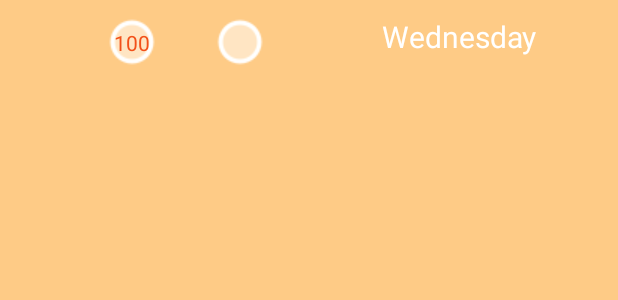
After one commit to MunozVictor/TiempoApp, an Android app: the layout daily_list_item.xml on its own in the app's theme, with its tools: preview values and no code run, on a phone screen of 412 x 824 dp. The commit adds this screen. Shown: the top 300 px of the screen. Run offline under Robolectric (Android 15) with nearby library versions, the phone set to English and light mode, and no system bars.

Commit message:
list implementado , con fallo en grados

```diff
--- a/app/src/main/AndroidManifest.xml
+++ b/app/src/main/AndroidManifest.xml
@@ -18,7 +18,7 @@
                 <category android:name="android.intent.category.LAUNCHER" />
             </intent-filter>
         </activity>
-        <activity android:name=".DailyForecastActivity"></activity>
+        <activity android:name=".UI.DailyForecastActivity"></activity>
     </application>
 
 </manifest>
--- a/app/src/main/res/layout/activity_main.xml
+++ b/app/src/main/res/layout/activity_main.xml
@@ -168,6 +168,7 @@
         android:id="@+id/btnDias"
         android:layout_alignParentBottom="true"
         android:background="#fecb86"
+        android:onClick="startDailyActivty"
         android:textColor="#ffffff" />
 
 </RelativeLayout>
--- /dev/null
+++ b/app/src/main/res/layout/daily_list_item.xml
@@ -0,0 +1,60 @@
+<?xml version="1.0" encoding="utf-8"?>
+<RelativeLayout xmlns:android="http://schemas.android.com/apk/res/android"
+    android:layout_width="match_parent" android:paddingLeft="64dp"
+    android:paddingRight="32dp"
+    android:paddingTop="4dp"
+    android:paddingBottom="4dp"
+    android:background="#fecb86"
+    android:layout_height="match_parent">
+
+    <ImageView
+        android:layout_width="wrap_content"
+        android:layout_height="wrap_content"
+        android:id="@+id/circleImageView"
+        android:src="@drawable/clear_day"
+        android:layout_alignParentTop="true"
+        android:layout_alignParentLeft="true"
+        android:layout_alignParentStart="true" />
+
+    <TextView
+        android:layout_width="wrap_content"
+        android:layout_height="wrap_content"
+        android:id="@+id/temperatureLabel"
+        android:gravity="center"
+        android:textColor="#f25019"
+        android:text="100"
+        android:layout_alignBottom="@+id/circleImageView"
+        android:layout_alignParentLeft="true"
+        android:layout_alignParentStart="true"
+        android:layout_marginLeft="12dp"
+        android:layout_marginStart="12dp"
+        android:layout_marginBottom="14dp" />
+
+    <ImageView
+        android:layout_width="wrap_content"
+        android:layout_height="wrap_content"
+        android:id="@+id/iconImageView"
+        android:src="@drawable/clear_day"
+        android:paddingLeft="10dp"
+        android:layout_alignParentTop="true"
+        android:layout_toRightOf="@+id/circleImageView"
+        android:layout_toEndOf="@+id/circleImageView"
+        android:layout_marginLeft="14dp"
+        android:layout_marginStart="14dp" />
+
+    <TextView
+        android:layout_width="wrap_content"
+        android:layout_height="wrap_content"
+        android:text="Wednesday"
+        android:id="@+id/dayNameLabel"
+        android:paddingLeft="10dp"
+        android:textSize="20sp"
+        android:textColor="#ffffffff"
+        android:layout_alignBottom="@+id/temperatureLabel"
+        android:layout_alignParentRight="true"
+        android:layout_alignParentEnd="true"
+        android:layout_marginRight="22dp"
+        android:layout_marginEnd="22dp" />
+
+
+</RelativeLayout>
--- a/build.gradle
+++ b/build.gradle
@@ -5,7 +5,7 @@ buildscript {
         jcenter()
     }
     dependencies {
-        classpath 'com.android.tools.build:gradle:2.1.2'
+        classpath 'com.android.tools.build:gradle:2.2.3'
 
         // NOTE: Do not place your application dependencies here; they belong
         // in the individual module build.gradle files
```
Also changed, not shown: app/src/main/java/com/example/vicapps/tiempoapp/Adapters/DayAdapter.java (added, +79 -0 lines), app/src/main/java/com/example/vicapps/tiempoapp/DailyForecastActivity.java (deleted, +0 -15 lines), app/src/main/java/com/example/vicapps/tiempoapp/UI/DailyForecastActivity.java (added, +43 -0 lines), app/src/main/java/com/example/vicapps/tiempoapp/UI/MainActivity.java (+13 -1 lines), app/src/main/java/com/example/vicapps/tiempoapp/weather/Day.java (+103 -1 lines), app/src/main/res/layout/activity_daily_forecast.xml (+10 -5 lines), gradle/wrapper/gradle-wrapper.properties.
